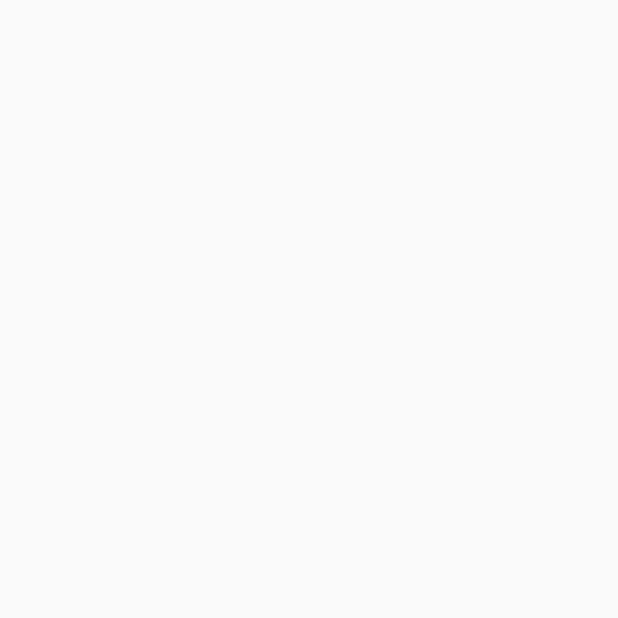
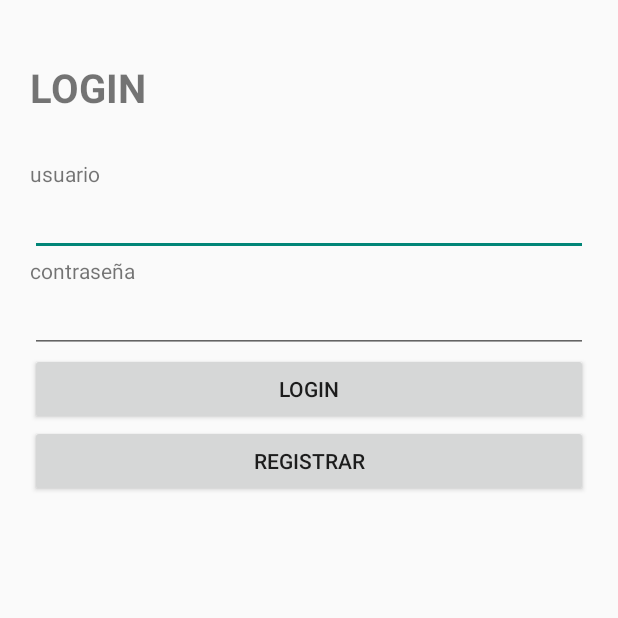
Before and after one commit to ronordonezq/U1Tema2Android_EjerciciosPropuestos, an Android app: the Login screen opened directly, with no data from a screen before it, on a phone screen of 412 x 824 dp, the top half of it. Before the commit the part shown is empty. Run offline under Robolectric (Android 15) with nearby library versions, the phone set to English and light mode, and no system bars.

Commit message:
login y permisos

```diff
--- a/app/src/main/res/layout/activity_login.xml
+++ b/app/src/main/res/layout/activity_login.xml
@@ -1,9 +1,66 @@
 <?xml version="1.0" encoding="utf-8"?>
-<androidx.constraintlayout.widget.ConstraintLayout xmlns:android="http://schemas.android.com/apk/res/android"
+<LinearLayout xmlns:android="http://schemas.android.com/apk/res/android"
     xmlns:app="http://schemas.android.com/apk/res-auto"
     xmlns:tools="http://schemas.android.com/tools"
     android:layout_width="match_parent"
     android:layout_height="match_parent"
-    tools:context=".Login">
+    android:orientation="vertical"
+    android:textAlignment="center"
+    tools:context=".Login"
+    android:padding="20dp">
 
-</androidx.constraintlayout.widget.ConstraintLayout>
+    <TextView
+        android:layout_width="match_parent"
+        android:layout_height="wrap_content"
+        android:textSize="40px"
+        android:textStyle="bold"
+        android:text="LOGIN"
+        android:paddingTop="20dp"
+        android:paddingBottom="30dp"/>
+
+
+        <TextView
+            android:id="@+id/TextView01"
+            android:layout_width="match_parent"
+            android:layout_height="wrap_content"
+            android:text="@string/usuario"/>
+
+        <EditText
+            android:id="@+id/TxtUsuario"
+            android:layout_width="match_parent"
+            android:layout_height="wrap_content"
+            android:inputType="text"
+            android:textColor="#FAFAFA" />
+
+        <TextView
+            android:id="@+id/TextView02"
+            android:layout_width="match_parent"
+            android:layout_height="wrap_content"
+            android:text="@string/contrasena"/>
+
+        <EditText
+            android:id="@+id/TxtPassword"
+            android:layout_width="match_parent"
+            android:layout_height="wrap_content"
+            android:inputType="textPassword"
+            android:textColor="#FAFAFA" />
+
+
+            <Button
+                android:id="@+id/BtnAceptar"
+                android:layout_width="match_parent"
+                android:layout_height="wrap_content"
+                android:paddingLeft="20dp"
+                android:paddingRight="20dp"
+                android:text="@string/login"
+                android:onClick="navegacion"/>
+            <Button
+                android:id="@+id/BtnRegistrar"
+                android:layout_width="match_parent"
+                android:layout_height="wrap_content"
+                android:paddingLeft="20dp"
+                android:paddingRight="20dp"
+                android:text="@string/registrar"
+                android:onClick="Registrar"/>
+
+</LinearLayout>
--- a/app/src/main/res/values/strings.xml
+++ b/app/src/main/res/values/strings.xml
@@ -3,4 +3,7 @@
     <string name="canciones">Lista de canciones</string>
     <string name="login">Login</string>
     <string name="lista_de_musicas">lista de musicas</string>
+    <string name="usuario">usuario</string>
+    <string name="contrasena">contraseña</string>
+    <string name="registrar">Registrar</string>
 </resources>
```
Also changed, not shown: app/src/main/AndroidManifest.xml (+7 -2 lines), app/src/main/java/com/example/u1tema2android_ejerciciospropuestos/Login.java (+140 -0 lines), app/src/main/java/com/example/u1tema2android_ejerciciospropuestos/Registrar.java (added, +14 -0 lines), app/src/main/res/layout/activity_registrar.xml (added, +42 -0 lines).
